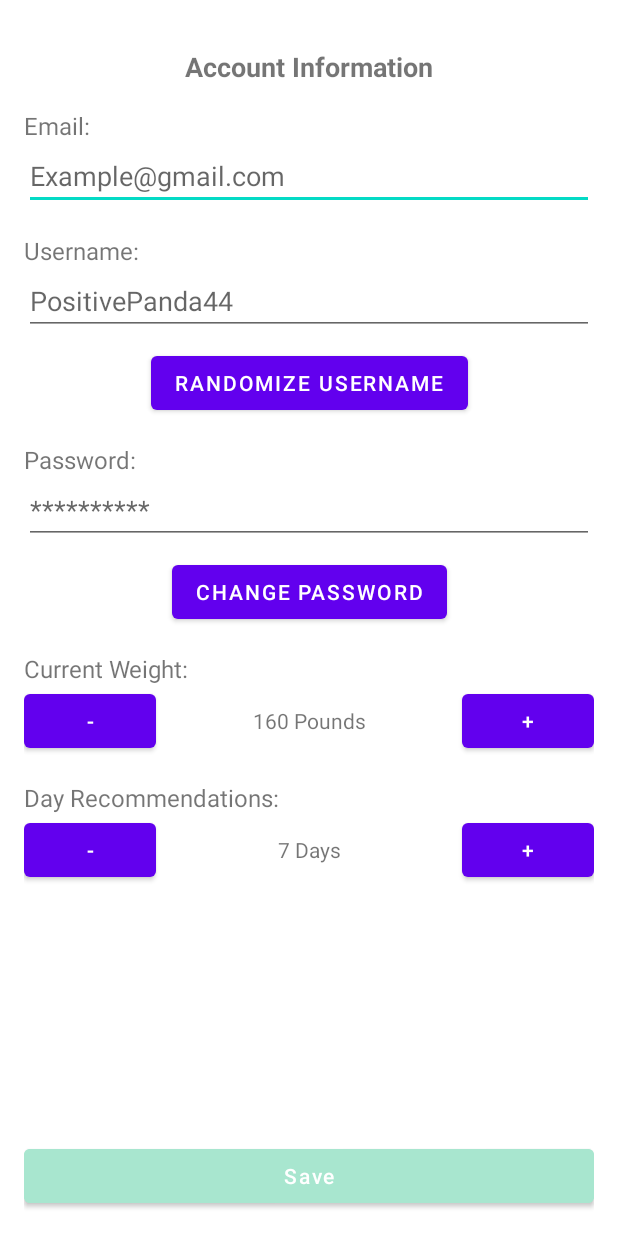
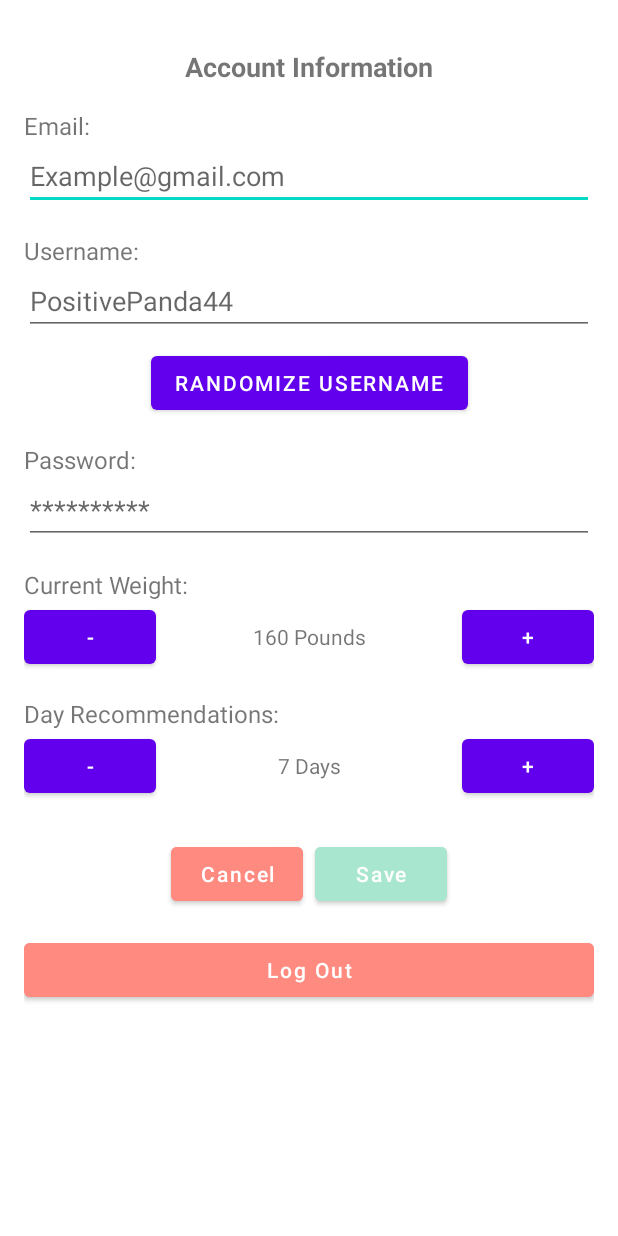
Before and after one commit to donglaiduan/GrocerEase, an Android app: the layout edit_profile.xml on its own in the app's theme, with its tools: preview values and no code run, on a phone screen of 412 x 824 dp. Run offline under Robolectric (Android 15) with nearby library versions, the phone set to English and light mode, and no system bars; Roboto replaces fonts that are not available here.

Commit message:
edit profile changes

```diff
--- a/app/src/main/res/layout/edit_profile.xml
+++ b/app/src/main/res/layout/edit_profile.xml
@@ -97,15 +97,7 @@
         app:layout_constraintEnd_toEndOf="parent"
         app:layout_constraintTop_toBottomOf="@id/tvPassword" />
 
-    <Button
-        android:id="@+id/btnChangePassword"
-        android:layout_width="wrap_content"
-        android:layout_height="wrap_content"
-        android:text="Change Password"
-        app:layout_constraintStart_toStartOf="parent"
-        app:layout_constraintTop_toBottomOf="@id/etPassword"
-        app:layout_constraintEnd_toEndOf="parent"
-        android:layout_marginTop="8dp" />
+
 
     <!-- Current Weight -->
     <TextView
@@ -116,7 +108,7 @@
         android:textSize="16sp"
         app:layout_constraintStart_toStartOf="parent"
         app:layout_constraintEnd_toEndOf="parent"
-        app:layout_constraintTop_toBottomOf="@id/btnChangePassword"
+        app:layout_constraintTop_toBottomOf="@id/etPassword"
         android:layout_marginTop="16dp" />
 
     <LinearLayout
@@ -192,15 +184,51 @@
     </LinearLayout>
 
     <!-- Save Button -->
-    <Button
-        android:id="@+id/btnSave"
+
+    <!-- Log Out Button -->
+
+    <LinearLayout
+        android:id="@+id/layoutButtons"
         android:layout_width="0dp"
         android:layout_height="wrap_content"
-        android:text="Save"
-        android:backgroundTint="#A8E6CF"
+        android:orientation="horizontal"
+        app:layout_constraintStart_toStartOf="parent"
+        app:layout_constraintEnd_toEndOf="parent"
+        app:layout_constraintTop_toBottomOf="@id/layoutDays"
+        android:layout_marginTop="24dp"
+        android:gravity="center">
+
+        <Button
+            android:id="@+id/btnCancel"
+            android:layout_width="wrap_content"
+            android:layout_height="wrap_content"
+            android:text="Cancel"
+            android:backgroundTint="#FF8A80"
+            android:textColor="#FFFFFF"
+            android:textAllCaps="false"
+            android:layout_marginEnd="8dp" />
+
+        <Button
+            android:id="@+id/btnSave"
+            android:layout_width="wrap_content"
+            android:layout_height="wrap_content"
+            android:text="Save"
+            android:backgroundTint="#A8E6CF"
+            android:textAllCaps="false" />
+    </LinearLayout>
+
+    <!-- Log Out Button -->
+    <Button
+        android:id="@+id/btnLogout"
+        android:layout_width="0dp"
+        android:layout_height="wrap_content"
+        android:text="Log Out"
+        android:backgroundTint="#FF8A80"
+        android:textColor="#FFFFFF"
         android:textAllCaps="false"
         app:layout_constraintStart_toStartOf="parent"
         app:layout_constraintEnd_toEndOf="parent"
-        app:layout_constraintBottom_toBottomOf="parent"
+        app:layout_constraintTop_toBottomOf="@id/layoutButtons"
         android:layout_marginTop="16dp" />
+
 </androidx.constraintlayout.widget.ConstraintLayout>
```
